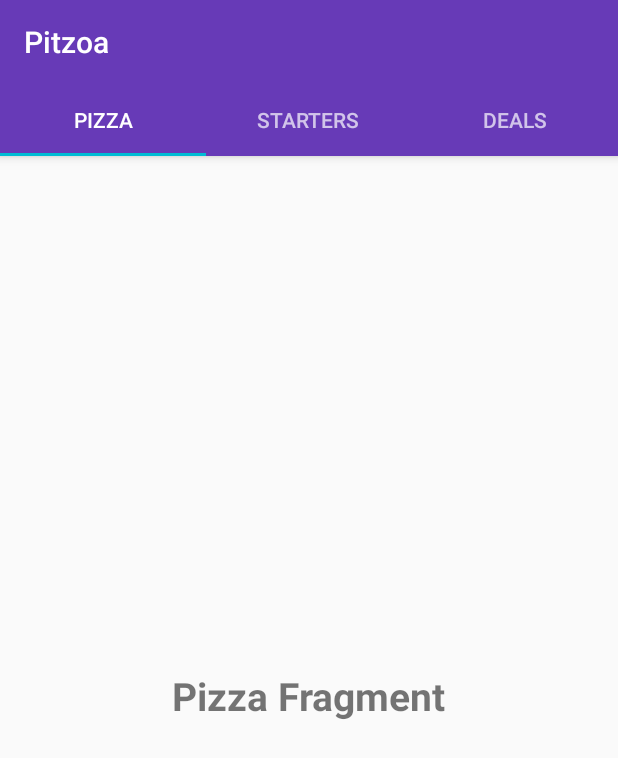
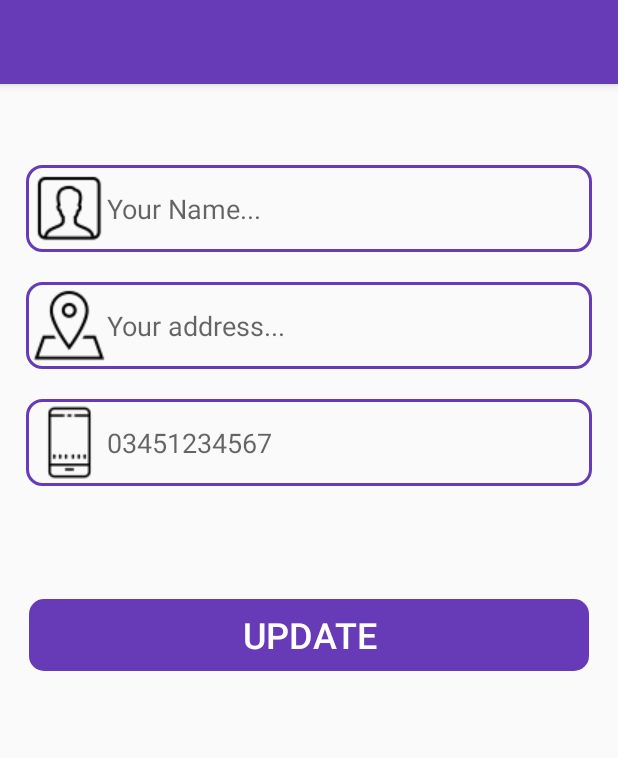
Before and after one commit to MArslan88/Pitzoa, an Android app: the screen it shows after launch once a user with an empty profile is signed in (MainActivity before the commit, SettingsActivity after it), on a phone screen of 412 x 824 dp. Shown: the top 758 px of the screen. Run offline under Robolectric (Android 15) with nearby library versions, the phone set to English and light mode, and no system bars; our stand-ins replace Firebase (no records; nobody signed in at launch, a user with empty details on screens opened directly).

Commit message:
Work on Setting Activity to update users profile data on Firebase

```diff
--- a/app/build.gradle
+++ b/app/build.gradle
@@ -26,6 +26,9 @@ dependencies {
     implementation 'com.android.support.constraint:constraint-layout:1.1.3'
     implementation 'com.google.firebase:firebase-auth:16.0.5'
     implementation 'com.google.firebase:firebase-database:16.0.4'
+
+    implementation 'de.hdodenhof:circleimageview:3.0.0'
+
     testImplementation 'junit:junit:4.12'
     androidTestImplementation 'com.android.support.test:runner:1.0.2'
     androidTestImplementation 'com.android.support.test.espresso:espresso-core:3.0.2'
--- a/app/src/main/AndroidManifest.xml
+++ b/app/src/main/AndroidManifest.xml
@@ -1,6 +1,8 @@
 <?xml version="1.0" encoding="utf-8"?>
 <manifest xmlns:android="http://schemas.android.com/apk/res/android"
     package="com.example.pitzoa">
+
+    <uses-permission android:name="android.permission.INTERNET" />
 
     <application
         android:allowBackup="true"
@@ -9,7 +11,8 @@
         android:roundIcon="@mipmap/ic_launcher_round"
         android:supportsRtl="true"
         android:theme="@style/AppTheme">
-        <activity android:name=".RegisterActivity"></activity>
+        <activity android:name=".SettingsActivity"></activity>
+        <activity android:name=".RegisterActivity" />
         <activity android:name=".LoginActivity" />
         <activity android:name=".MainActivity">
             <intent-filter>
--- a/app/src/main/java/com/example/pitzoa/MainActivity.java
+++ b/app/src/main/java/com/example/pitzoa/MainActivity.java
@@ -1,14 +1,23 @@
 package com.example.pitzoa;
 
 import android.content.Intent;
+import android.support.annotation.NonNull;
 import android.support.design.widget.TabLayout;
 import android.support.v4.view.ViewPager;
 import android.support.v7.app.AppCompatActivity;
 import android.os.Bundle;
 import android.support.v7.widget.Toolbar;
+import android.view.Menu;
+import android.view.MenuItem;
+import android.widget.Toast;
 
 import com.google.firebase.auth.FirebaseAuth;
 import com.google.firebase.auth.FirebaseUser;
+import com.google.firebase.database.DataSnapshot;
+import com.google.firebase.database.DatabaseError;
+import com.google.firebase.database.DatabaseReference;
+import com.google.firebase.database.FirebaseDatabase;
+import com.google.firebase.database.ValueEventListener;
 
 public class MainActivity extends AppCompatActivity {
 
@@ -19,6 +28,7 @@ public class MainActivity extends AppCompatActivity {
 
     private FirebaseUser currentUser;
     private FirebaseAuth mAuth;
+    private DatabaseReference RootRef;
 
     @Override
     protected void onCreate(Bundle savedInstanceState) {
@@ -27,6 +37,7 @@ public class MainActivity extends AppCompatActivity {
 
         mAuth = FirebaseAuth.getInstance();
         currentUser = mAuth.getCurrentUser();
+        RootRef = FirebaseDatabase.getInstance().getReference();
 
         mToolbar = (Toolbar) findViewById(R.id.main_page_toolbar);
         setSupportActionBar(mToolbar);
@@ -46,14 +57,61 @@ public class MainActivity extends AppCompatActivity {
 
         if(currentUser == null){ // it means the user is not Authenticated
             SendUserToLoginActivity();
+        }else{// if user is already logged in...
+            VerifyUserExistence();
         }
+    }
+
+    private void VerifyUserExistence() {
+        String currentUserID = mAuth.getCurrentUser().getUid();
+        RootRef.child("Users").child(currentUserID).addValueEventListener(new ValueEventListener() {
+            @Override
+            public void onDataChange(@NonNull DataSnapshot dataSnapshot) {
+                if((dataSnapshot.child("name").exists())){
+                    Toast.makeText(MainActivity.this, "Welcome", Toast.LENGTH_SHORT).show();
+                }else{
+                    SendUserToSettingsActivity();
+                }
+            }
+
+            @Override
+            public void onCancelled(@NonNull DatabaseError databaseError) {
+
+            }
+        });
     }
 
     private void SendUserToLoginActivity() {
         Intent loginIntent = new Intent(MainActivity.this,LoginActivity.class);
-        // this will stop the user to get again the MainActivity when user press the back button
         loginIntent.addFlags(Intent.FLAG_ACTIVITY_NEW_TASK | Intent.FLAG_ACTIVITY_CLEAR_TASK);
         startActivity(loginIntent);
         finish();
     }
+
+    private void SendUserToSettingsActivity() {
+        Intent settingsIntent = new Intent(MainActivity.this,SettingsActivity.class);
+        settingsIntent.addFlags(Intent.FLAG_ACTIVITY_NEW_TASK | Intent.FLAG_ACTIVITY_CLEAR_TASK);
+        startActivity(settingsIntent);
+        finish();
+    }
+
+    @Override // for menu options
+    public boolean onCreateOptionsMenu(Menu menu) {
+        super.onCreateOptionsMenu(menu);
+        getMenuInflater().inflate(R.menu.options_menu,menu);
+        return true;
+    }
+
+    @Override // to get the options from the option menu
+    public boolean onOptionsItemSelected(MenuItem item) {
+        super.onOptionsItemSelected(item);
+        if(item.getItemId() == R.id.main_logout_option){
+            mAuth.signOut();
+            SendUserToLoginActivity();
+        }
+        if(item.getItemId() == R.id.main_settings_option){
+            SendUserToSettingsActivity();
+        }
+        return true;
+    }
 }
--- /dev/null
+++ b/app/src/main/java/com/example/pitzoa/SettingsActivity.java
@@ -0,0 +1,97 @@
+package com.example.pitzoa;
+
+import android.content.Intent;
+import android.support.annotation.NonNull;
+import android.support.v7.app.AppCompatActivity;
+import android.os.Bundle;
+import android.text.TextUtils;
+import android.view.View;
+import android.widget.Button;
+import android.widget.EditText;
+import android.widget.Toast;
+
+import com.google.android.gms.tasks.OnCompleteListener;
+import com.google.android.gms.tasks.Task;
+import com.google.firebase.auth.FirebaseAuth;
+import com.google.firebase.database.DatabaseReference;
+import com.google.firebase.database.FirebaseDatabase;
+
+import java.util.HashMap;
+
+public class SettingsActivity extends AppCompatActivity {
+
+    private Button updateAccountSEttings;
+    private EditText userName, userAddress, userNumber;
+    private String currentUserID;
+    private FirebaseAuth mAuth;
+    private DatabaseReference RootRef;
+
+    @Override
+    protected void onCreate(Bundle savedInstanceState) {
+        super.onCreate(savedInstanceState);
+        setContentView(R.layout.activity_settings);
+
+        mAuth = FirebaseAuth.getInstance();
+        currentUserID = mAuth.getCurrentUser().getUid();
+        RootRef = FirebaseDatabase.getInstance().getReference();
+
+        InitializeFields();
+
+        updateAccountSEttings.setOnClickListener(new View.OnClickListener() {
+            @Override
+            public void onClick(View v) {
+                UpdateSettings();
+            }
+        });
+    }
+
+    private void UpdateSettings() {
+        String setUserName = userName.getText().toString();
+        String setUserAddress = userAddress.getText().toString();
+        String setUserNumber = userNumber.getText().toString();
+
+        if(TextUtils.isEmpty(setUserName)){
+            Toast.makeText(this, "Please write your Name", Toast.LENGTH_SHORT).show();
+        }
+        if(TextUtils.isEmpty(setUserAddress)){
+            Toast.makeText(this, "Please write your Address", Toast.LENGTH_SHORT).show();
+        }
+        if(TextUtils.isEmpty(setUserNumber)){
+            Toast.makeText(this, "Please write your Number", Toast.LENGTH_SHORT).show();
+        }else{ // if all the fields are not empty then we will send this data to the FireBase database by using HashMap
+            HashMap<String,String> profileMap = new HashMap<>();
+            profileMap.put("uid",currentUserID);
+            profileMap.put("name",setUserName);
+            profileMap.put("address",setUserAddress);
+            profileMap.put("number",setUserNumber);
+
+            RootRef.child("Users").child(currentUserID).setValue(profileMap)
+                    .addOnCompleteListener(new OnCompleteListener<Void>() {
+                        @Override
+                        public void onComplete(@NonNull Task<Void> task) {
+                            if(task.isSuccessful()){
+                                SendUserToMainActivity();
+                                Toast.makeText(SettingsActivity.this, "Profile update successfully...!", Toast.LENGTH_SHORT).show();
+                            }else{// if any Error occure
+                                String message = task.getException().toString();
+                                Toast.makeText(SettingsActivity.this, "Error: "+ message, Toast.LENGTH_SHORT).show();
+                            }
+                        }
+                    });
+
+        }
+    }
+
+    private void SendUserToMainActivity() {
+        Intent mainIntent = new Intent(SettingsActivity.this,MainActivity.class);
+        mainIntent.addFlags(Intent.FLAG_ACTIVITY_NEW_TASK | Intent.FLAG_ACTIVITY_CLEAR_TASK);
+        startActivity(mainIntent);
+        finish();
+    }
+    private void InitializeFields() {
+        updateAccountSEttings=(Button)findViewById(R.id.update_setting_button);
+        userName = (EditText)findViewById(R.id.set_user_name);
+        userAddress = (EditText)findViewById(R.id.set_user_address);
+        userNumber = (EditText)findViewById(R.id.set_user_number);
+    }
+}
--- /dev/null
+++ b/app/src/main/res/layout/activity_settings.xml
@@ -0,0 +1,105 @@
+<?xml version="1.0" encoding="utf-8"?>
+<RelativeLayout
+    xmlns:android="http://schemas.android.com/apk/res/android"
+    xmlns:app="http://schemas.android.com/apk/res-auto"
+    xmlns:tools="http://schemas.android.com/tools"
+    android:layout_width="match_parent"
+    android:layout_height="match_parent"
+    tools:context=".SettingActivity">
+
+
+    <android.support.design.widget.AppBarLayout
+        android:id="@+id/appBarLayout"
+        android:layout_width="match_parent"
+        android:layout_height="wrap_content">
+
+        <include
+            android:id="@+id/main_page_toolbar"
+            layout="@layout/app_bar_layout">
+        </include>
+
+
+
+    </android.support.design.widget.AppBarLayout>
+
+
+    <ScrollView
+        android:layout_width="match_parent"
+        android:layout_height="match_parent">
+
+        <RelativeLayout
+            android:layout_width="match_parent"
+            android:layout_height="wrap_content"
+            android:layout_marginTop="70dp">
+
+
+
+            <EditText
+                android:id="@+id/set_user_name"
+                android:layout_width="match_parent"
+                android:layout_height="wrap_content"
+                android:layout_alignParentStart="true"
+                android:layout_below="@+id/login_image"
+                android:hint="Your Name..."
+                android:inputType="text"
+                android:background="@drawable/inputs"
+                android:padding="4dp"
+                android:drawableStart="@drawable/name"
+                android:layout_marginTop="40dp"
+                android:layout_marginLeft="17dp"
+                android:layout_marginRight="17dp"/>
+
+            <EditText
+                android:id="@+id/set_user_address"
+                android:layout_width="match_parent"
+                android:layout_height="wrap_content"
+                android:layout_alignParentStart="true"
+                android:layout_below="@+id/set_user_name"
+                android:hint="Your address..."
+                android:inputType="text"
+                android:background="@drawable/inputs"
+                android:padding="4dp"
+                android:drawableStart="@drawable/address"
+                android:layout_marginTop="20dp"
+                android:layout_marginLeft="17dp"
+                android:layout_marginRight="17dp"/>
+
+            <EditText
+                android:id="@+id/set_user_number"
+                android:layout_width="match_parent"
+                android:layout_height="wrap_content"
+                android:layout_alignParentStart="true"
+                android:layout_below="@+id/set_user_address"
+                android:hint="03451234567"
+                android:inputType="number"
+                android:background="@drawable/inputs"
+                android:padding="4dp"
+                android:drawableStart="@drawable/mobile"
+                android:layout_marginTop="20dp"
+                android:layout_marginLeft="17dp"
+                android:layout_marginRight="17dp"/>
+
+            <Button
+                android:id="@+id/update_setting_button"
+                android:layout_width="match_parent"
+                android:layout_height="wrap_content"
+                android:layout_below="@+id/set_user_number"
+                android:padding="4dp"
+                android:layout_marginTop="75dp"
+                android:layout_marginLeft="19dp"
+                android:layout_marginRight="19dp"
+                android:text="Update"
+                android:textAllCaps="true"
+                android:textSize="24sp"
+                android:textColor="@android:color/background_light"
+                android:background="@drawable/buttons"
+                />
+
+
+
+
+        </RelativeLayout>
+
+    </ScrollView>
+
+</RelativeLayout>
--- /dev/null
+++ b/app/src/main/res/menu/options_menu.xml
@@ -0,0 +1,16 @@
+<?xml version="1.0" encoding="utf-8"?>
+<menu xmlns:android="http://schemas.android.com/apk/res/android"
+    xmlns:app="http://schemas.android.com/apk/res-auto">
+
+    <item
+        android:title="Settings"
+        android:id="@+id/main_settings_option"
+        app:showAsAction="never">
+    </item>
+
+    <item
+        android:title="Logout"
+        android:id="@+id/main_logout_option"
+        app:showAsAction="never">
+    </item>
+</menu>
```
Also changed, not shown: app/src/main/java/com/example/pitzoa/LoginActivity.java (+3 -10 lines), app/src/main/java/com/example/pitzoa/RegisterActivity.java (+15 -1 lines).
